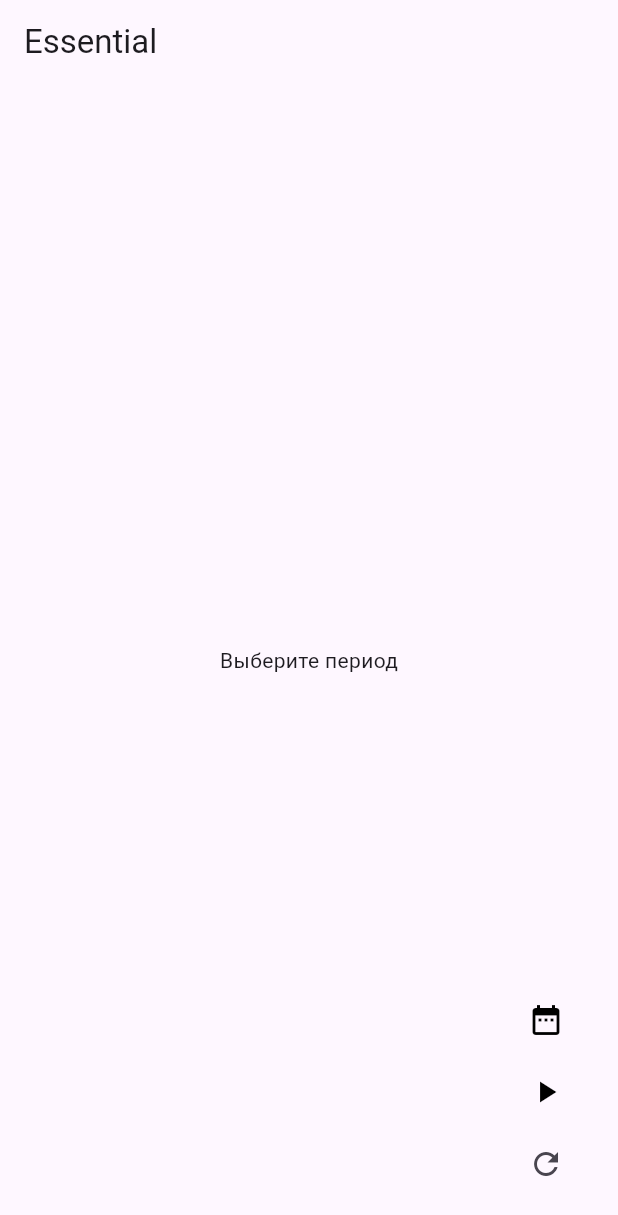
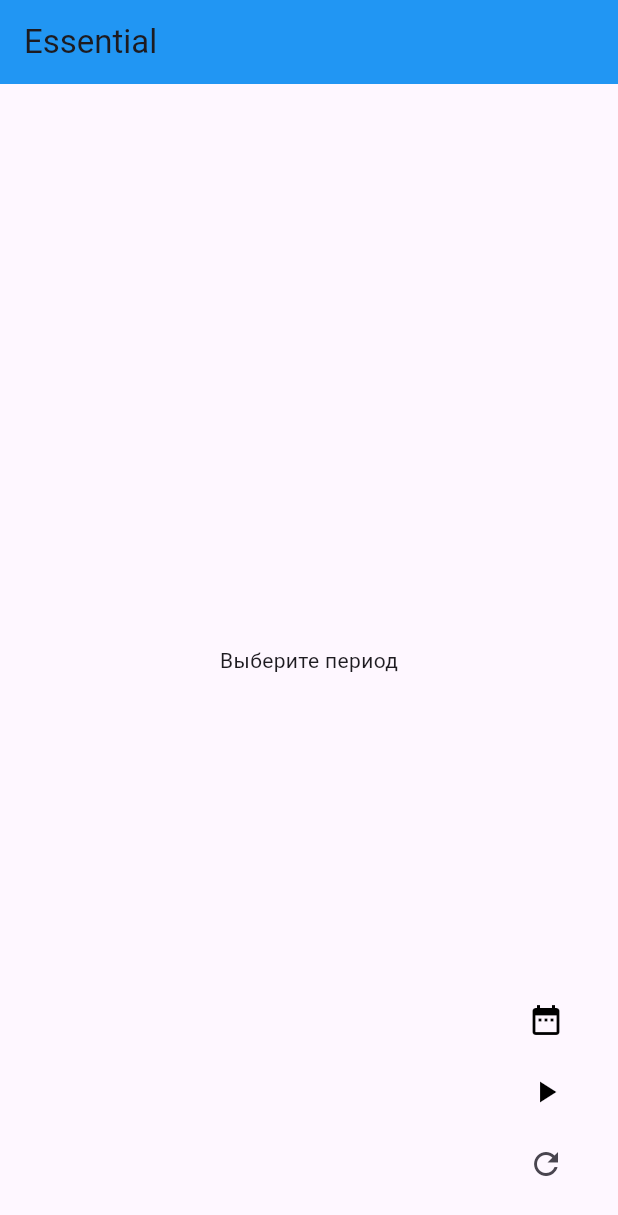
Before and after one commit to japanvibe/essential2, a Flutter app: the screen it shows after launch, after a tap on the "refresh" icon, on a phone screen of 412 x 824 dp. Shown: the top 1215 px of the screen. Run offline on Flutter 3.47's test engine with Material 3 defaults, Android fonts, the light colour scheme and no system bars; our stand-ins replace flutter_bloc, liquid_progress_indicator_v2, shared_preferences.

Commit message:
some fixes

```diff
--- a/lib/bloc/timer_bloc.dart
+++ b/lib/bloc/timer_bloc.dart
@@ -6,6 +6,8 @@ part 'timer_event.dart';
 part 'timer_state.dart';
 
 class TimerBloc extends Bloc<TimerEvent, TimerState> {
+  int? duration;
+
   TimerBloc() : super(TimerInitial()) {
     on<TimerCheckEvent>((event, emit) async {
       SharedPreferences prefs = await SharedPreferences.getInstance();
@@ -32,6 +34,10 @@ class TimerBloc extends Bloc<TimerEvent, TimerState> {
                 end: DateTime.fromMillisecondsSinceEpoch(
                     millisecondsSinceEpoch!))
             .duration;
+        if (!prefs.containsKey('duration')) {
+          await prefs.setInt('duration', countdownTime.inHours);
+        }
+        duration ??= prefs.getInt('duration');
         if (countdownTime.inSeconds != 0) {
           emit(TimeCountdownState(countdownTime));
         } else {
@@ -51,6 +57,7 @@ class TimerBloc extends Bloc<TimerEvent, TimerState> {
       final prefs = await SharedPreferences.getInstance();
       if (prefs.containsKey('lastDate')) {
         await prefs.remove('lastDate');
+        await prefs.remove('duration');
       }
     }));
   }
--- a/lib/bloc/timer_state.dart
+++ b/lib/bloc/timer_state.dart
@@ -7,6 +7,7 @@ final class TimerInitial extends TimerState {}
 
 final class TimerCheckState extends TimerState {
   final DateTime date;
+
   TimerCheckState(this.date);
 }
 
--- a/lib/main.dart
+++ b/lib/main.dart
@@ -1,9 +1,7 @@
-// ignore_for_file: prefer_const_constructors
-
 import 'package:essential2/bloc/timer_bloc.dart';
 import 'package:flutter/material.dart';
 import 'package:flutter_bloc/flutter_bloc.dart';
-import 'package:shared_preferences/shared_preferences.dart';
+import 'package:liquid_progress_indicator_v2/liquid_progress_indicator.dart';
 
 void main() {
   runApp(const MyApp());
@@ -17,7 +15,7 @@ class MyApp extends StatelessWidget {
     return MaterialApp(
         debugShowCheckedModeBanner: false,
         home: BlocProvider(
-            create: ((context) => TimerBloc()), child: MainPage()));
+            create: ((context) => TimerBloc()), child: const MainPage()));
   }
 }
 
@@ -32,18 +30,46 @@ class MainPage extends StatelessWidget {
         DateTime.now().year, DateTime.now().month, DateTime.now().day + 1);
 
     return Scaffold(
-        appBar: AppBar(title: Text('Essential')),
+        appBar: AppBar(title: const Text('Essential'), backgroundColor: Colors.blue),
         body: BlocConsumer<TimerBloc, TimerState>(builder: ((context, state) {
           if (state is TimeCountdownState) {
-            return Center(
-              child: Text(
-                '${state.countdownTime.inDays} дн. : ${state.countdownTime.inHours - state.countdownTime.inDays * 24} час. : ${state.countdownTime.inMinutes - state.countdownTime.inHours * 60} мин. : ${state.countdownTime.inSeconds - state.countdownTime.inMinutes * 60} сек.',
-                style:
-                    const TextStyle(fontSize: 22, fontWeight: FontWeight.w500),
-              ),
+            return Column(
+              mainAxisAlignment: MainAxisAlignment.center,
+              crossAxisAlignment: CrossAxisAlignment.center,
+              children: [
+                Padding(
+                  padding: const EdgeInsets.all(7.0),
+                  child: SizedBox(
+                    height: 40,
+                    child: LiquidLinearProgressIndicator(
+                        value: (1 / context.read<TimerBloc>().duration!) *
+                            (context.read<TimerBloc>().duration! -
+                                state.countdownTime.inHours),
+                        valueColor: const AlwaysStoppedAnimation(Colors.blue),
+                        backgroundColor: Colors.white,
+                        borderColor: Colors.blue,
+                        borderWidth: 1.0,
+                        borderRadius: 5.0,
+                        direction: Axis.horizontal,
+                        center: Text(
+                          '${(1 / context.read<TimerBloc>().duration!) * (context.read<TimerBloc>().duration! - state.countdownTime.inHours) * 100}%',
+                          style: const TextStyle(
+                              fontSize: 18, fontWeight: FontWeight.w600),
+                        )),
+                  ),
+                ),
+                Padding(
+                  padding: const EdgeInsets.all(14.0),
+                  child: Text(
+                    '${state.countdownTime.inDays}d : ${state.countdownTime.inHours - state.countdownTime.inDays * 24}h : ${state.countdownTime.inMinutes - state.countdownTime.inHours * 60}m : ${state.countdownTime.inSeconds - state.countdownTime.inMinutes * 60}s',
+                    style: const TextStyle(
+                        fontSize: 22, fontWeight: FontWeight.w600),
+                  ),
+                ),
+              ],
             );
           }
-          return Center(child: const Text('Выберите период'));
+          return const Center(child: Text('Выберите период'));
         }), listener: ((context, state) {
           if (state is TimerCheckState) {
             startTimer(context, state, state.date);
--- a/pubspec.yaml
+++ b/pubspec.yaml
@@ -37,6 +37,7 @@ dependencies:
   cupertino_icons: ^1.0.2
   flutter_bloc: ^8.1.3
   shared_preferences: ^2.2.2
+  liquid_progress_indicator_v2: ^0.5.0
 
 dev_dependencies:
   flutter_test:
```
Also changed, not shown: pubspec.lock.
